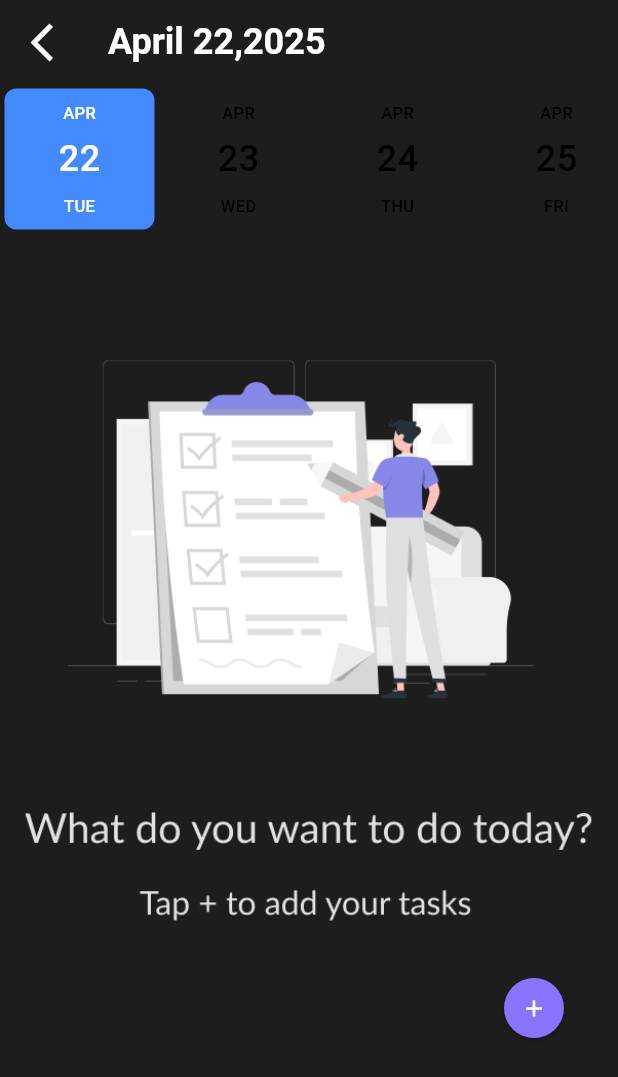
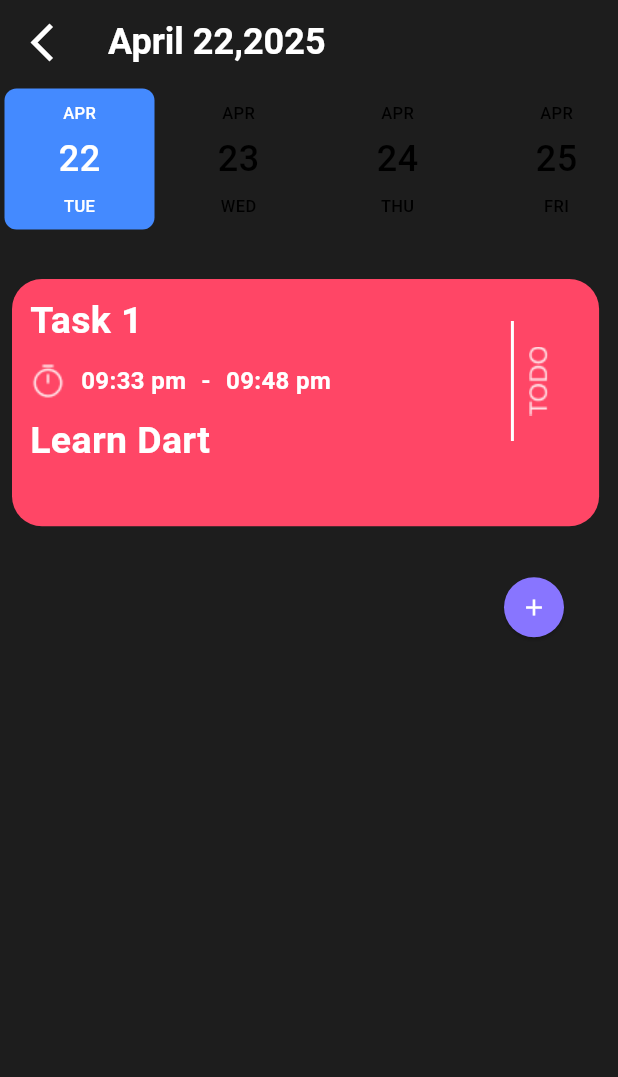
Before and after one commit to ShaimaaTAbdeen/todoapp, a Flutter app: the screen it shows after launch, on a phone screen of 412 x 824 dp. Shown: the top 1077 px of the screen. Run offline on Flutter 3.47's test engine with Material 3 defaults, Android fonts, the phone set to English and light mode, and no system bars; drawn by our look-alikes of date_picker_timeline.

Commit message:
add task modified

```diff
--- a/lib/add_task.dart
+++ b/lib/add_task.dart
@@ -220,7 +220,7 @@ class _AddTaskState extends State<AddTask> {
             ),
             child: MaterialButton(onPressed:() {
 
-             // Navigator.push(context, MaterialPageRoute(builder: (context) =>  Loginform()),);
+            Navigator.push(context, MaterialPageRoute(builder: (context) =>  HomeScreen()),);
             },
             child: Text('CREATE TASK',style: TextStyle(
               fontSize: 20,
--- a/lib/home_screen.dart
+++ b/lib/home_screen.dart
@@ -42,11 +42,92 @@ class HomeScreen extends StatelessWidget {
               selectedTextColor: Colors.white,
                ),
                SizedBox(
-                height: 50,
+                height: 30,
                ),
-               Image.asset('assets/images/backgroundHS.png',
+
+               Stack(
+                 children:[
+                  Padding(
+                    padding: const EdgeInsets.only(left:8.0),
+                    child: Container(
+                    width:MediaQuery.of(context).size.width*0.95,
+                    height:MediaQuery.of(context).size.height*0.20,
+                    decoration:BoxDecoration(
+                      borderRadius: BorderRadius.circular(20),
+                      color:Color(0xFFFF4666),
+                    ),
+
+                                     ),
+                  ),
+                 Padding(
+                   padding: const EdgeInsets.symmetric(horizontal:20.0,vertical: 10.0),
+                   child: Row(
+                     children: [
+                       Column(
+                        crossAxisAlignment: CrossAxisAlignment.start,
+                        children: [
+                          Text('Task 1',style:
+                          TextStyle(
+                            color: Colors.white,
+                            fontSize: 25,
+                            fontWeight: FontWeight.bold,
+                          ),),
+                          SizedBox(height: 10,),
+                          Row(
+                            children: [
+                              Image.asset('assets/images/timer.png'),
+                              SizedBox(width: 10,),
+                              Text('09:33 pm',style: TextStyle(
+                                color: Colors.white,
+                                fontSize: 16,
+                                fontWeight: FontWeight.bold,
+                              ),),
+                              SizedBox(width: 10,),
+                              Text('-',style: TextStyle(
+                                color: Colors.white,
+                                fontSize: 16,
+                                fontWeight: FontWeight.bold,
+                              ),),
+                              SizedBox(width: 10,),
+                              Text('09:48 pm',style: TextStyle(
+                                color: Colors.white,
+                                fontSize: 16,
+                                fontWeight: FontWeight.bold,
+                              ),),
+
+                            ],
+                          ),
+                          SizedBox(height: 10,),
+
+                          Text('Learn Dart',style:
+                          TextStyle(
+                            color: Colors.white,
+                            fontSize: 25,
+                            fontWeight: FontWeight.bold,
+                          ),),
+
+                        ],
+
+
+                       ),
+                       SizedBox(width: 120,),
+
+                       Container(
+                        height: 80,
+                        width: 2,
+                        color: Colors.white,
+                       ),
+                       SizedBox(width:10),
+                       Image.asset('assets/images/TODO.png'),
+                     ],
+                   ),
+                 ),
+                 ]
+               ),
+               /*
+              Image.asset('assets/images/backgroundHS.png',
                height: MediaQuery.of(context).size.height*0.5,
-               ),
+               ),*/
                SizedBox(height: 30,),
                Padding(
                  padding: const EdgeInsets.only(left: 300),
```
Also changed, not shown: assets/images/TODO.png (added), assets/images/timer.png (added).
